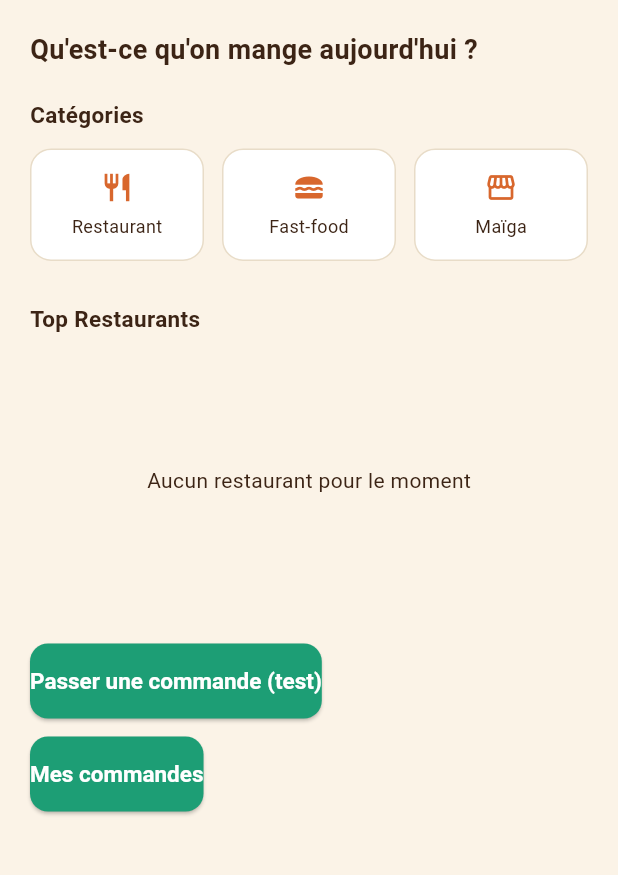
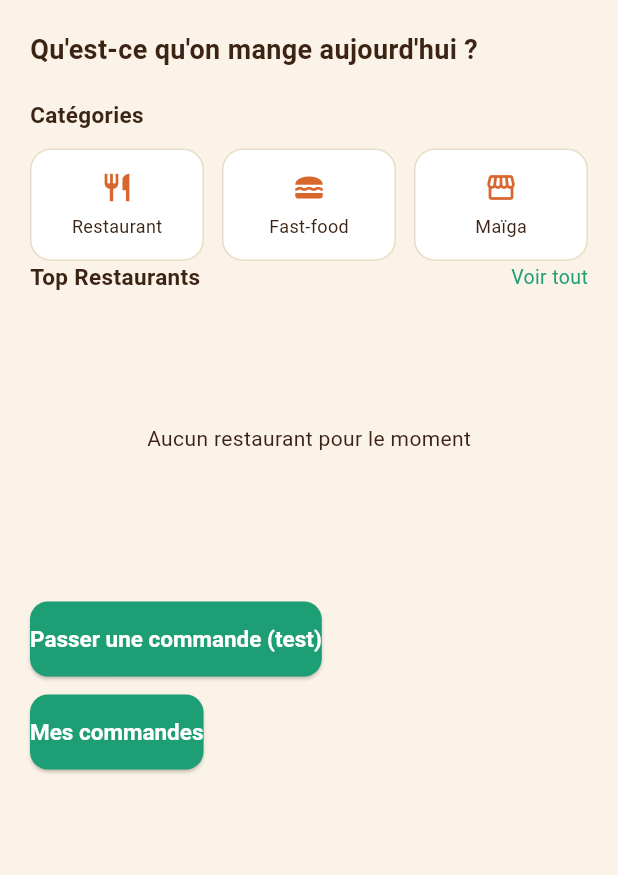
Before and after one commit to Maoudo-4/niam-niam, a Flutter app: the AccueilClient screen opened directly, on a phone screen of 412 x 824 dp, the part 84-959 px from its top. Run offline on Flutter 3.47's test engine with Material 3 defaults, Android fonts, the phone set to English and light mode, and no system bars; our stand-ins replace cloud_firestore, firebase_auth, firebase_core; accounts and stored records are empty; generated files the repository leaves out were written again.

Commit message:
Ajout lien Voir tout sur section Top Restaurants

```diff
--- a/lib/screens/client/accueil_client.dart
+++ b/lib/screens/client/accueil_client.dart
@@ -7,6 +7,7 @@ import '../../widgets/confirmer_deconnexion.dart';
 import '../../models/etablissement.dart';
 import '../../services/etablissement_service.dart';
 import '../../widgets/carte_etablissement.dart';
+import 'liste_etablissements_screen.dart';
 
 class AccueilClient extends StatelessWidget {
   const AccueilClient({super.key});
@@ -51,12 +52,28 @@ class AccueilClient extends StatelessWidget {
               ],
             ),
 
-              const SizedBox(height: 28),
-              const Text('Top Restaurants',
-                  style: TextStyle(
-                      fontSize: 15,
-                      fontWeight: FontWeight.w600,
-                      color: AppColors.brunTexte)),
+              Row(
+                mainAxisAlignment: MainAxisAlignment.spaceBetween,
+                children: [
+                  const Text('Top Restaurants',
+                      style: TextStyle(
+                          fontSize: 15,
+                          fontWeight: FontWeight.w600,
+                          color: AppColors.brunTexte)),
+                  GestureDetector(
+                    onTap: () {
+                      Navigator.push(
+                        context,
+                        MaterialPageRoute(
+                          builder: (_) => const ListeEtablissementsScreen(),
+                        ),
+                      );
+                    },
+                    child: const Text('Voir tout',
+                        style: TextStyle(fontSize: 13, color: AppColors.vert)),
+                  ),
+                ],
+              ),
               const SizedBox(height: 12),
               SizedBox(
                 height: 170,
```
